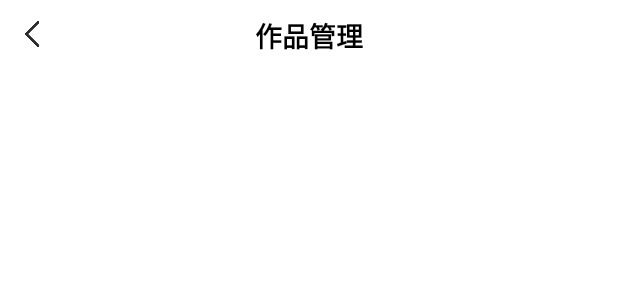
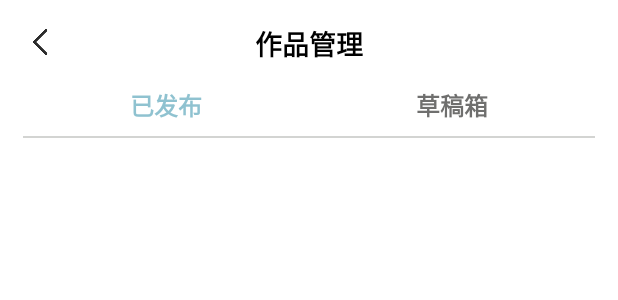
Before and after one commit to KilluaYZ/Readio-App, an Android app: the layout activity_works_manage.xml on its own in the app's theme, with its tools: preview values and no code run, on a phone screen of 412 x 824 dp. Shown: the top 300 px of the screen. Run offline under Robolectric (Android 15) with nearby library versions, the light colour scheme and no system bars.

Commit message:
作品管理页面实现中...

```diff
--- a/app/src/main/java/cn/ruc/readio/ui/userpage/userPageFragment.java
+++ b/app/src/main/java/cn/ruc/readio/ui/userpage/userPageFragment.java
@@ -22,7 +22,6 @@ import org.json.JSONObject;
 
 import java.io.IOException;
 import java.util.ArrayList;
-
 import cn.ruc.readio.databinding.FragmentUserpageBinding;
 import cn.ruc.readio.userPageActivity.LoginActivity;
 import cn.ruc.readio.userPageActivity.changeAvatorActivity;
--- /dev/null
+++ b/app/src/main/java/cn/ruc/readio/worksManageFragment/publishedManageFragment.java
@@ -0,0 +1,6 @@
+package cn.ruc.readio.worksManageFragment;
+
+import androidx.fragment.app.Fragment;
+
+public class publishedManageFragment extends Fragment {
+}
--- a/app/src/main/res/layout/activity_works_manage.xml
+++ b/app/src/main/res/layout/activity_works_manage.xml
@@ -4,36 +4,99 @@
     xmlns:tools="http://schemas.android.com/tools"
     android:layout_width="match_parent"
     android:layout_height="match_parent"
-    tools:context=".userPageActivity.worksManageActivity"
-    android:padding="10dp">
+    android:padding="10dp"
+    tools:context=".userPageActivity.worksManageActivity">
+
     <androidx.constraintlayout.widget.ConstraintLayout
         android:id="@+id/manageTopBar"
         android:layout_width="match_parent"
         android:layout_height="wrap_content"
+        android:layout_margin="5dp"
         android:orientation="horizontal"
         app:layout_constraintTop_toTopOf="parent">
+
         <ImageView
-            app:layout_constraintTop_toTopOf="parent"
-            app:layout_constraintLeft_toLeftOf="parent"
             android:id="@+id/exitManagementButton"
             android:layout_width="25dp"
             android:layout_height="25dp"
+            android:layout_gravity="left"
             android:src="@drawable/best_back"
-            android:layout_gravity="left"/>
+            app:layout_constraintLeft_toLeftOf="parent"
+            app:layout_constraintTop_toTopOf="parent" />
+
         <TextView
-            android:layout_marginLeft="-25dp"
             android:id="@+id/workManagenText"
-            app:layout_constraintLeft_toRightOf="@+id/exitManagementButton"
-            app:layout_constraintRight_toRightOf="parent"
             android:layout_width="wrap_content"
             android:layout_height="match_parent"
+            android:layout_marginLeft="-25dp"
+            android:fontFamily="@font/yuanti"
             android:text="作品管理"
+            android:textColor="@color/black"
             android:textSize="18sp"
             android:textStyle="bold"
-            android:textColor="@color/black"
-            android:fontFamily="@font/yuanti"/>
+            app:layout_constraintLeft_toRightOf="@+id/exitManagementButton"
+            app:layout_constraintRight_toRightOf="parent" />
 
 
     </androidx.constraintlayout.widget.ConstraintLayout>
 
+    <LinearLayout
+        android:id="@+id/fragmentChangeBar"
+        android:layout_width="match_parent"
+        android:layout_height="wrap_content"
+        android:layout_marginLeft="5dp"
+        android:layout_marginTop="10dp"
+        android:layout_marginRight="5dp"
+        android:layout_marginBottom="5dp"
+        android:orientation="horizontal"
+        app:layout_constraintTop_toBottomOf="@+id/manageTopBar">
+
+        <TextView
+            android:id="@+id/publishedManageButton"
+            android:layout_width="0dp"
+            android:layout_height="wrap_content"
+            android:layout_margin="5dp"
+            android:layout_weight="1"
+            android:gravity="center_horizontal"
+            android:text="已发布"
+            android:textSize="16dp"
+            android:textStyle="bold"
+            android:textColor="@color/blue"/>
+
+        <TextView
+            android:id="@+id/draftManageButton"
+            android:layout_width="0dp"
+            android:layout_height="wrap_content"
+            android:layout_margin="5dp"
+            android:layout_weight="1"
+            android:gravity="center_horizontal"
+            android:text="草稿箱"
+            android:textSize="16dp"
+            android:textStyle="bold"
+            android:textColor="#D8555554"/>
+    </LinearLayout>
+
+    <ImageView
+        android:id="@+id/aLine"
+        android:layout_width="match_parent"
+        android:layout_height="1dp"
+        android:layout_marginLeft="5dp"
+        android:layout_marginTop="3dp"
+        android:layout_marginRight="5dp"
+        android:layout_marginBottom="3dp"
+        android:src="#8AAEAFAC"
+        app:layout_constraintTop_toBottomOf="@+id/fragmentChangeBar" />
+    <ScrollView
+        android:layout_margin="5dp"
+        android:layout_width="match_parent"
+        android:layout_height="0dp"
+        app:layout_constraintBottom_toBottomOf="parent"
+        app:layout_constraintEnd_toEndOf="parent"
+        app:layout_constraintStart_toStartOf="parent"
+        app:layout_constraintTop_toBottomOf="@+id/aLine">
+        <FrameLayout
+            android:id="@+id/workManageBar"
+            android:layout_height="0dp"
+            android:layout_width="match_parent"/>
+    </ScrollView>
 </androidx.constraintlayout.widget.ConstraintLayout>
--- a/app/src/main/res/layout/fragment_works.xml
+++ b/app/src/main/res/layout/fragment_works.xml
@@ -58,5 +58,4 @@
         android:layout_height="match_parent"
         >
     </androidx.recyclerview.widget.RecyclerView>
-
 </androidx.constraintlayout.widget.ConstraintLayout>
--- a/app/src/main/res/values/strings.xml
+++ b/app/src/main/res/values/strings.xml
@@ -17,6 +17,8 @@
     <string name="views">浏览量</string>
     <string name="words">字数</string>
     <string name="comment">评论</string>
+    <!-- TODO: Remove or change this placeholder text -->
+    <string name="hello_blank_fragment">Hello blank fragment</string>
 
 
 </resources>
```
Also changed, not shown: app/src/main/java/cn/ruc/readio/userPageActivity/worksManageActivity.java (+44 -0 lines), app/src/main/java/cn/ruc/readio/worksManageFragment/draftManageFragment.java (added, +7 -0 lines), app/src/main/res/layout/fragment_draft.xml (added, +13 -0 lines), app/src/main/res/layout/fragment_published.xml (added, +17 -0 lines), app/src/main/res/layout/item_works_manage.xml (added, +74 -0 lines).
